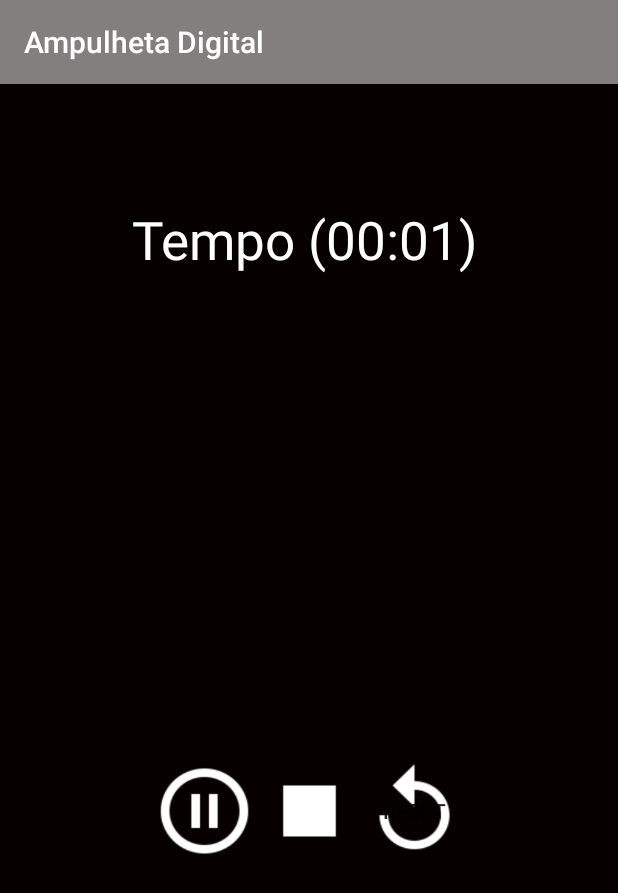
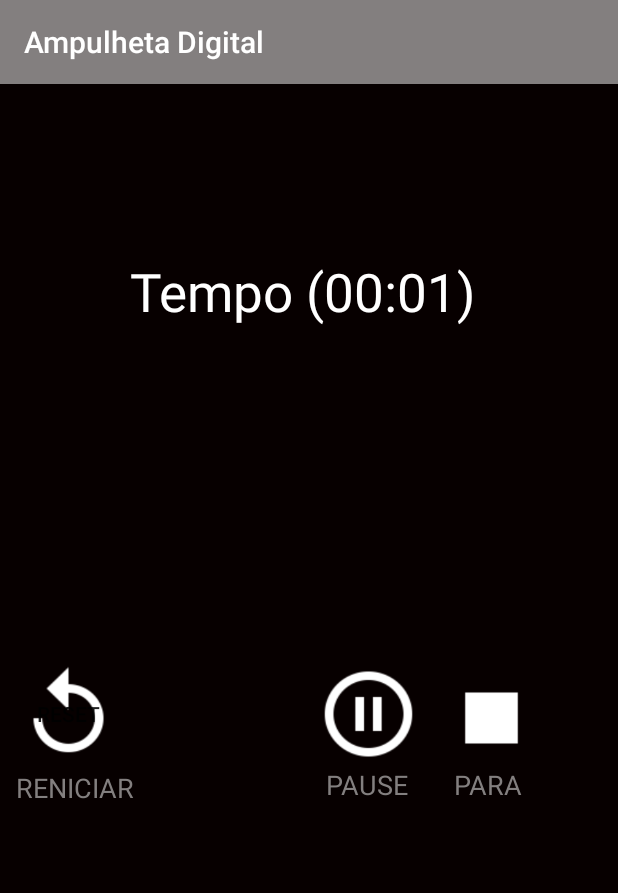
Before and after one commit to demetriosmiguel/AmpulhetaDigital, an Android app: the screen it shows after launch (MainActivity), after a tap on an icon or button, on a phone screen of 412 x 824 dp. Shown: the top 893 px of the screen. Run offline under Robolectric (Android 15) with nearby library versions, the phone set to English and light mode, and no system bars.

Commit message:
Ajustes dos Botões-v2; Textos dos botões, juntamenteo com o metodo para serem ocultados;

```diff
--- a/app/src/main/java/com/example/demtriosmiguel/ampulhetadigital/MainActivity.java
+++ b/app/src/main/java/com/example/demtriosmiguel/ampulhetadigital/MainActivity.java
@@ -15,6 +15,7 @@ public class MainActivity extends AppCompatActivity {
 
     Chronometer chronometer;
     Button btstart, btpause, btStop, btReset;
+    TextView textoReniciar, textoIniciar, textoPausar, textoParar;
     boolean Click;
 
     @Override
@@ -55,19 +56,34 @@ public class MainActivity extends AppCompatActivity {
         Log.i("MINUTOS", String.valueOf(calculoMinutos));
         Log.i("SEGUNDOS", String.valueOf(calculoSegundos));
 
-
-        // Declarando o tipo click como buleano como verdadeiro;
-        // Estanciando as variaveis
+        /* Declarando o tipo click como buleano como verdadeiro;
+         Estanciando as variaveis*/
 
         Click = true;
         chronometer = (Chronometer) findViewById(R.id.chronometer);
         btstart = (Button) findViewById(R.id.btstart);
-        btpause = (Button) findViewById(R.id.btpause);
+        btpause = (Button) findViewById(R.id.btpauseId);
         btStop = (Button) findViewById(R.id.btStop);
         btReset = (Button) findViewById(R.id.btReset);
 
-        // habilitando e desabilitando os botões
+        textoReniciar = (TextView) findViewById(R.id.textoReniciarId);
+        textoIniciar = (TextView) findViewById(R.id.textoIniciarId);
+        textoPausar = (TextView) findViewById(R.id.textoPausarId);
+        textoParar = (TextView) findViewById(R.id.textoPararId);
 
+        // habilitando e desabilitando os botões;
+
+        btstart.setVisibility(View.VISIBLE);
+        btpause.setVisibility(View.GONE);
+        btReset.setVisibility(View.GONE);
+        btStop.setVisibility(View.GONE);
+
+        // habilitando e desabilitando os textos dos botoes;
+
+        textoIniciar.setVisibility(View.VISIBLE);
+        textoReniciar.setVisibility(View.GONE);
+        textoPausar.setVisibility(View.GONE);
+        textoParar.setVisibility(View.GONE);
 
         // setando os botoes passando os evendos de click condicionando o mesmo  e startando o cronometro;
 
@@ -75,7 +91,6 @@ public class MainActivity extends AppCompatActivity {
 
             @Override
             public void onClick(View arg0) {
-
 
                 if (Click)
                     chronometer.setBase(SystemClock.elapsedRealtime());
@@ -86,6 +101,11 @@ public class MainActivity extends AppCompatActivity {
                 btpause.setVisibility(View.VISIBLE);
                 btReset.setVisibility(View.VISIBLE);
                 btStop.setVisibility(View.VISIBLE);
+
+                textoIniciar.setVisibility(View.GONE);
+                textoReniciar.setVisibility(View.VISIBLE);
+                textoPausar.setVisibility(View.VISIBLE);
+                textoParar.setVisibility(View.VISIBLE);
 
             }
         });
@@ -102,6 +122,11 @@ public class MainActivity extends AppCompatActivity {
                 btpause.setVisibility(View.GONE);
                 btReset.setVisibility(View.VISIBLE);
                 btStop.setVisibility(View.VISIBLE);
+
+                textoIniciar.setVisibility(View.VISIBLE);
+                textoReniciar.setVisibility(View.VISIBLE);
+                textoPausar.setVisibility(View.GONE);
+                textoParar.setVisibility(View.VISIBLE);
 
             }
         });
@@ -120,6 +145,11 @@ public class MainActivity extends AppCompatActivity {
                 btReset.setVisibility(View.GONE);
                 btStop.setVisibility(View.GONE);
 
+                textoIniciar.setVisibility(View.VISIBLE);
+                textoReniciar.setVisibility(View.GONE);
+                textoPausar.setVisibility(View.GONE);
+                textoParar.setVisibility(View.GONE);
+
             }
         });
 
@@ -133,6 +163,11 @@ public class MainActivity extends AppCompatActivity {
                 btReset.setVisibility(View.VISIBLE);
                 btStop.setVisibility(View.VISIBLE);
 
+                textoIniciar.setVisibility(View.GONE);
+                textoReniciar.setVisibility(View.VISIBLE);
+                textoPausar.setVisibility(View.VISIBLE);
+                textoParar.setVisibility(View.VISIBLE);
+
                 Click = true;
                 chronometer.stop();
                 chronometer.setText("Tempo (00:00)");
--- a/app/src/main/res/layout/activity_main.xml
+++ b/app/src/main/res/layout/activity_main.xml
@@ -14,43 +14,91 @@
         android:textSize="35sp" android:format="Tempo (%s)"
         android:layout_gravity="center_horizontal"
         android:textColor="#ffffff"
-        android:layout_x="88dp"
-        android:layout_y="80dp" />
+        android:layout_x="87dp"
+        android:layout_y="115dp" />
 
-    <LinearLayout
+    <AbsoluteLayout
         android:id="@+id/linearLayout3"
         android:layout_width="match_parent"
-        android:layout_height="122dp"
+        android:layout_height="160dp"
         android:orientation="horizontal"
         android:gravity="center"
         android:layout_x="1dp"
-        android:layout_y="424dp">
-
-        <Button
-            android:id="@+id/btstart"
-            android:layout_width="70dp"
-            android:layout_height="68dp"
-            android:background="@drawable/ic_play_circle_outline_white_48dp" />
-
-        <Button
-            android:id="@+id/btpause"
-            android:layout_width="70sp"
-            android:layout_height="68sp"
-            android:background="@drawable/ic_pause_circle_outline_white_48dp" />
-
-        <Button
-            android:id="@+id/btStop"
-            android:layout_width="70sp"
-            android:layout_height="68sp"
-            android:background="@drawable/ic_stop_white_48dp" />
+        android:layout_y="380dp">
 
         <Button
             android:layout_width="70sp"
             android:layout_height="68sp"
             android:text="@string/reset"
             android:id="@+id/btReset"
-            android:background="@drawable/ic_replay_white_48dp" />
+            android:background="@drawable/ic_replay_white_48dp"
+            android:layout_x="10dp"
+            android:layout_y="6dp" />
 
-    </LinearLayout>
+        <Button
+            android:id="@+id/btstart"
+            android:layout_width="70dp"
+            android:layout_height="68dp"
+            android:background="@drawable/ic_play_circle_outline_white_48dp"
+            android:layout_x="110dp"
+            android:layout_y="6dp" />
+
+        <Button
+            android:id="@+id/btpauseId"
+            android:layout_width="70sp"
+            android:layout_height="68sp"
+            android:background="@drawable/ic_pause_circle_outline_white_48dp"
+            android:layout_x="210dp"
+            android:layout_y="6dp" />
+
+        <Button
+            android:id="@+id/btStop"
+            android:layout_width="70sp"
+            android:layout_height="68sp"
+            android:background="@drawable/ic_stop_white_48dp"
+            android:layout_x="292dp"
+            android:layout_y="9dp" />
+
+        <TextView
+            android:layout_width="wrap_content"
+            android:layout_height="wrap_content"
+            android:textAppearance="?android:attr/textAppearanceMedium"
+            android:text="INICIAR"
+            android:id="@+id/textoIniciarId"
+            android:layout_x="115dp"
+            android:layout_y="77dp"
+            android:textColor="#FF837F7F" />
+
+        <TextView
+            android:layout_width="wrap_content"
+            android:layout_height="wrap_content"
+            android:textAppearance="?android:attr/textAppearanceMedium"
+            android:text="PAUSE"
+            android:id="@+id/textoPausarId"
+            android:layout_x="217dp"
+            android:layout_y="75dp"
+            android:textColor="#FF837F7F" />
+
+        <TextView
+            android:layout_width="wrap_content"
+            android:layout_height="wrap_content"
+            android:textAppearance="?android:attr/textAppearanceMedium"
+            android:text="PARA"
+            android:id="@+id/textoPararId"
+            android:layout_x="302dp"
+            android:layout_y="75dp"
+            android:textColor="#FF837F7F" />
+
+        <TextView
+            android:layout_width="wrap_content"
+            android:layout_height="wrap_content"
+            android:textAppearance="?android:attr/textAppearanceMedium"
+            android:text="RENICIAR"
+            android:id="@+id/textoReniciarId"
+            android:layout_x="10dp"
+            android:layout_y="77dp"
+            android:textColor="#FF837F7F" />
+
+    </AbsoluteLayout>
 
 </AbsoluteLayout>
```
Also changed, not shown: app/src/main/res/drawable/logo5.png (added), app/src/main/res/mipmap-hdpi/ic_launcher.png, app/src/main/res/mipmap-mdpi/ic_launcher.png, app/src/main/res/mipmap-xhdpi/ic_launcher.png, app/src/main/res/mipmap-xxhdpi/ic_launcher.png, app/src/main/res/mipmap-xxxhdpi/ic_launcher.png.
